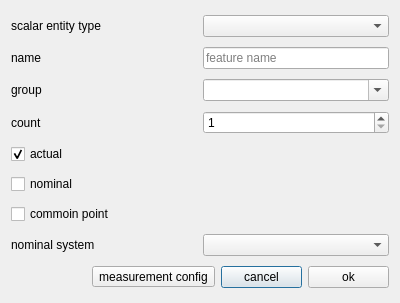
Old version of the form ui/scalarentitydialog.ui in the repository OpenIndy/OpenIndy.
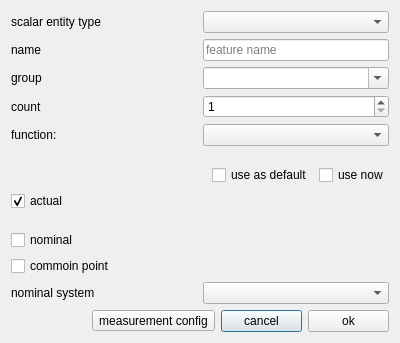
New version of the form.

Commit message: start implementing default function configuration #8

What changed in the file:
```diff
--- a/ui/scalarentitydialog.ui
+++ b/ui/scalarentitydialog.ui
@@ -19,6 +19,8 @@
   <property name="windowTitle">
    <string>create scalar entity</string>
   </property>
+  <layout class="QGridLayout" name="gridLayout">
+   <item row="0" column="0">
   <layout class="QVBoxLayout" name="verticalLayout">
    <item>
     <layout class="QHBoxLayout" name="horizontalLayout_2" stretch="1,1">
@@ -91,6 +93,67 @@
      </item>
     </layout>
    </item>
+     <item>
+      <layout class="QHBoxLayout" name="horizontalLayout_7">
+       <item>
+        <widget class="QLabel" name="label">
+         <property name="text">
+          <string>function:</string>
+         </property>
+        </widget>
+       </item>
+       <item>
+        <widget class="QComboBox" name="comboBox_function"/>
+       </item>
+      </layout>
+     </item>
+     <item>
+      <spacer name="verticalSpacer_2">
+       <property name="orientation">
+        <enum>Qt::Vertical</enum>
+       </property>
+       <property name="sizeType">
+        <enum>QSizePolicy::Fixed</enum>
+       </property>
+       <property name="sizeHint" stdset="0">
+        <size>
+         <width>282</width>
+         <height>13</height>
+        </size>
+       </property>
+      </spacer>
+     </item>
+     <item>
+      <layout class="QHBoxLayout" name="horizontalLayout_8">
+       <item>
+        <spacer name="horizontalSpacer_2">
+         <property name="orientation">
+          <enum>Qt::Horizontal</enum>
+         </property>
+         <property name="sizeHint" stdset="0">
+          <size>
+           <width>40</width>
+           <height>20</height>
+          </size>
+         </property>
+        </spacer>
+       </item>
+       <item>
+        <widget class="QCheckBox" name="checkBox_useDefault">
+         <property name="text">
+          <string>use as default</string>
+         </property>
+        </widget>
+       </item>
+       <item>
+        <widget class="QCheckBox" name="checkBox_useNow">
+         <property name="text">
+          <string>use now</string>
+         </property>
+        </widget>
+       </item>
+      </layout>
+     </item>
    <item>
     <widget class="QCheckBox" name="checkBox_actual">
      <property name="text">
@@ -101,6 +164,22 @@
      </property>
     </widget>
    </item>
+     <item>
+      <spacer name="verticalSpacer">
+       <property name="orientation">
+        <enum>Qt::Vertical</enum>
+       </property>
+       <property name="sizeType">
+        <enum>QSizePolicy::Fixed</enum>
+       </property>
+       <property name="sizeHint" stdset="0">
+        <size>
+         <width>282</width>
+         <height>13</height>
+        </size>
+       </property>
+      </spacer>
+     </item>
    <item>
     <widget class="QCheckBox" name="checkBox_nominal">
      <property name="text">
@@ -164,6 +243,8 @@
         <string>ok</string>
        </property>
       </widget>
+       </item>
+      </layout>
      </item>
     </layout>
    </item>
```
Lines whose indentation alone changed are shown as unchanged. The commit also changes 13 other files.
